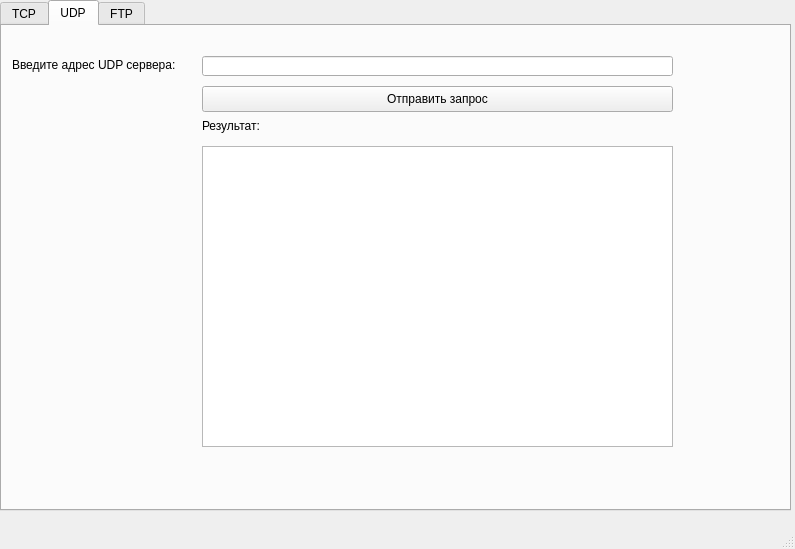
Old version of the form mainwindow.ui in the repository CASCAD-Team/CASCAD-NetworkTools.
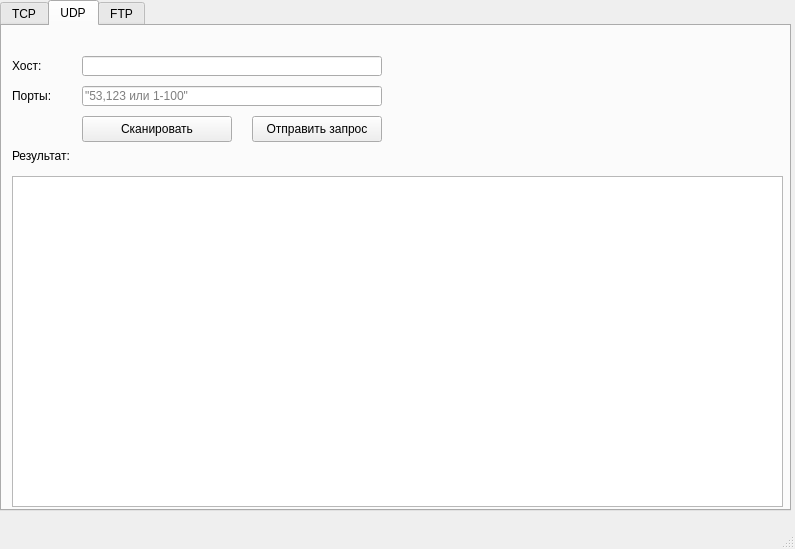
New version of the form. The open tabs and pages were chosen to show the change. Icons and pictures are not drawn.

Patch:
```diff
--- a/mainwindow.ui
+++ b/mainwindow.ui
@@ -108,53 +108,82 @@
        <rect>
         <x>10</x>
         <y>30</y>
-        <width>221</width>
-        <height>18</height>
+        <width>60</width>
+        <height>20</height>
        </rect>
       </property>
       <property name="text">
-       <string>Введите адрес UDP сервера:</string>
+       <string>Хост:</string>
       </property>
      </widget>
      <widget class="QLineEdit" name="lineEdit_2">
       <property name="geometry">
        <rect>
-        <x>200</x>
+        <x>80</x>
         <y>30</y>
-        <width>471</width>
+        <width>300</width>
         <height>20</height>
        </rect>
       </property>
      </widget>
-     <widget class="QPushButton" name="pushButton_4">
-      <property name="geometry">
-       <rect>
-        <x>200</x>
-        <y>60</y>
-        <width>471</width>
-        <height>26</height>
-       </rect>
-      </property>
-      <property name="text">
-       <string>Отправить запрос</string>
-      </property>
-     </widget>
-     <widget class="QListWidget" name="listWidget">
-      <property name="geometry">
-       <rect>
-        <x>200</x>
-        <y>120</y>
-        <width>471</width>
-        <height>301</height>
-       </rect>
-      </property>
-     </widget>
      <widget class="QLabel" name="label_3">
       <property name="geometry">
        <rect>
-        <x>200</x>
+        <x>10</x>
+        <y>60</y>
+        <width>60</width>
+        <height>20</height>
+       </rect>
+      </property>
+      <property name="text">
+       <string>Порты:</string>
+      </property>
+     </widget>
+     <widget class="QLineEdit" name="lineEdit_udpPorts">
+      <property name="geometry">
+       <rect>
+        <x>80</x>
+        <y>60</y>
+        <width>300</width>
+        <height>20</height>
+       </rect>
+      </property>
+      <property name="placeholderText">
+       <string>&quot;53,123 или 1-100&quot;</string>
+      </property>
+     </widget>
+     <widget class="QPushButton" name="pushButton_scanUdp">
+      <property name="geometry">
+       <rect>
+        <x>80</x>
         <y>90</y>
-        <width>131</width>
+        <width>150</width>
+        <height>26</height>
+       </rect>
+      </property>
+      <property name="text">
+       <string>Сканировать</string>
+      </property>
+     </widget>
+     <widget class="QPushButton" name="pushButton_sendUdp">
+      <property name="geometry">
+       <rect>
+        <x>250</x>
+        <y>90</y>
+        <width>130</width>
+        <height>26</height>
+       </rect>
+      </property>
+      <property name="text">
+       <string>Отправить запрос</string>
+      </property>
+     </widget>
+     <widget class="QLabel" name="label_7">
+      <property name="geometry">
+       <rect>
+        <x>10</x>
+        <y>120</y>
+        <width>100</width>
         <height>20</height>
        </rect>
       </property>
@@ -162,6 +191,16 @@
        <string>Результат:</string>
       </property>
      </widget>
+     <widget class="QListWidget" name="listWidget_udp">
+      <property name="geometry">
+       <rect>
+        <x>10</x>
+        <y>150</y>
+        <width>771</width>
+        <height>331</height>
+       </rect>
+      </property>
+     </widget>
     </widget>
     <widget class="QWidget" name="ftp">
      <attribute name="title">
```
Left out of the diff: 103 changed lines with no effect on the pictures.
